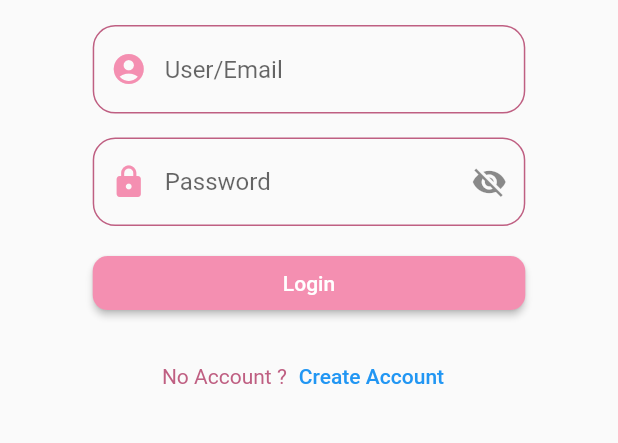
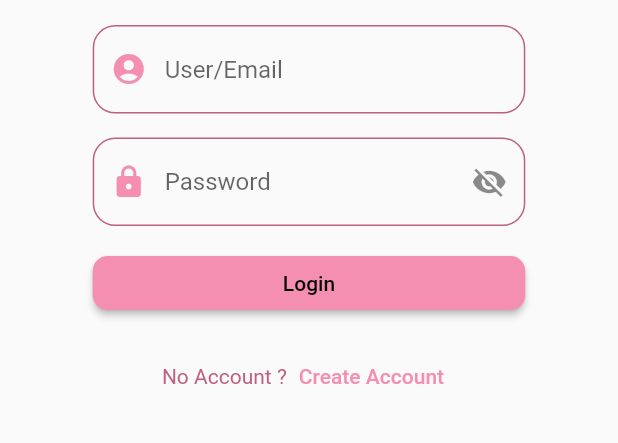
Before and after one commit to saikyautsomboon/KBShopping, a Flutter app: the screen it shows after launch, on a phone screen of 412 x 824 dp, the part 475-918 px from its top. Run offline on Flutter 3.47's test engine with Material 2 defaults, Android fonts, the phone set to English and light mode, and no system bars; our stand-ins replace dio, geolocator, google_maps_flutter, image_picker, shared_preferences; missing offline and left inert: image_picker_platform_interface.

Commit message:
update today

```diff
--- a/lib/main.dart
+++ b/lib/main.dart
@@ -1,4 +1,5 @@
 import 'package:flutter/material.dart';
+import 'package:kbshopping/body/Seller/add_product.dart';
 import 'package:kbshopping/state/register_service.dart';
 import 'package:kbshopping/state/auth.dart';
 import 'package:kbshopping/state/buyer_service.dart';
@@ -13,6 +14,7 @@ final Map<String, WidgetBuilder> map = {
   '/buyer': (BuildContext context) => Buyer(),
   '/rider': (BuildContext context) => Rider(),
   '/saler': (BuildContext context) => Saler(),
+  '/addproduct': (BuildContext context) => AddProduct(),
 };
 
 String initialRoute;
@@ -49,11 +51,14 @@ class MyApp extends StatelessWidget {
 
   @override
   Widget build(BuildContext context) {
+    MaterialColor materialColor =
+        MaterialColor(0xfff48fb1, MyConstant.mapMaterialColor);
     return MaterialApp(
       debugShowCheckedModeBanner: false,
       title: MyConstant.appName,
       routes: map,
       initialRoute: initialRoute,
+      theme: ThemeData(primarySwatch: materialColor),
     );
   }
 }
--- a/lib/state/saler_service.dart
+++ b/lib/state/saler_service.dart
@@ -42,6 +42,12 @@ class _SalerState extends State<Saler> {
         ),
       ),
       body: widgets[indexWidget],
+      floatingActionButton: FloatingActionButton(
+        onPressed: () {
+          Navigator.pushNamed(context, MyConstant.routeAddProduct);
+        },
+        child: Text('Add'),
+      ),
     );
   }
 
--- a/lib/utility/my_constant.dart
+++ b/lib/utility/my_constant.dart
@@ -3,13 +3,14 @@ import 'package:flutter/material.dart';
 class MyConstant {
   static String appName = 'KB Shopping';
   //domain
-  static String domain = 'https://c6c7-185-205-143-50.ngrok.io';
+  static String domain = 'https://3c9a-185-205-143-50.ngrok.io';
   //route
   static String routeAuth = '/auth';
   static String routeRegister = '/register';
   static String routeByer = '/buyer';
   static String routeRider = '/rider';
   static String routeSaler = '/saler';
+  static String routeAddProduct = '/addproduct';
 
   //images
   static String image1 = 'images/1.png';
@@ -23,6 +24,19 @@ class MyConstant {
   static Color primary = Color(0xfff48fb1);
   static Color dark = Color(0xffbf5f82);
   static Color light = Color(0xffffc1e3);
+
+  static Map<int, Color> mapMaterialColor = {
+    50: Color.fromRGBO(244, 143, 177, 0.1),
+    100: Color.fromRGBO(244, 143, 177, 0.2),
+    200: Color.fromRGBO(244, 143, 177, 0.3),
+    300: Color.fromRGBO(244, 143, 177, 0.4),
+    400: Color.fromRGBO(244, 143, 177, 0.5),
+    500: Color.fromRGBO(244, 143, 177, 0.6),
+    600: Color.fromRGBO(244, 143, 177, 0.7),
+    700: Color.fromRGBO(244, 143, 177, 0.8),
+    800: Color.fromRGBO(244, 143, 177, 0.9),
+    900: Color.fromRGBO(244, 143, 177, 1.0),
+  };
 
   //TextStyle
   TextStyle h1style() =>
```
Also changed, not shown: lib/body/Seller/add_product.dart (added, +19 -0 lines).
